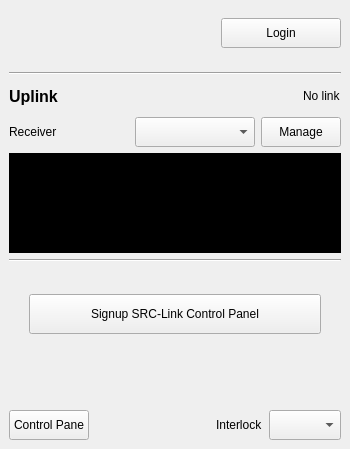
Qt form src/UI/egress-link-dock.ui (OPENSPHERE-Inc/src-link) before a commit.
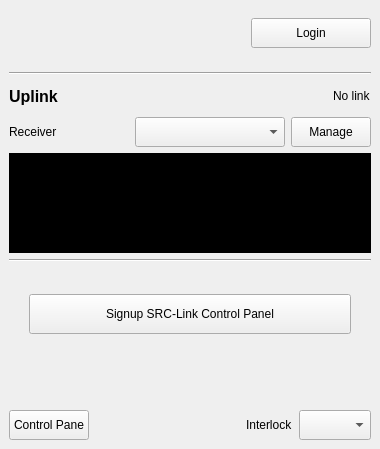
The same form after that commit. Icons and pictures are not drawn.

Commit message: - Implement stream recording. - Improve WebSocket authentication behavior. Logout will be happen when token is expired. Result, reduce infinite reconnecting. - Improve sizing of dock UI. - Add status icon to uplink status (Both of streaming and recording)

What changed in the file:
```diff
--- a/src/UI/egress-link-dock.ui
+++ b/src/UI/egress-link-dock.ui
@@ -6,13 +6,19 @@
    <rect>
     <x>0</x>
     <y>0</y>
-    <width>350</width>
+    <width>380</width>
     <height>449</height>
    </rect>
   </property>
+  <property name="sizePolicy">
+   <sizepolicy hsizetype="Preferred" vsizetype="Minimum">
+    <horstretch>0</horstretch>
+    <verstretch>0</verstretch>
+   </sizepolicy>
+  </property>
   <property name="minimumSize">
    <size>
-    <width>350</width>
+    <width>0</width>
     <height>210</height>
    </size>
   </property>
@@ -36,7 +42,7 @@
     <widget class="QScrollArea" name="scrollArea">
      <property name="minimumSize">
       <size>
-       <width>0</width>
+       <width>380</width>
        <height>0</height>
       </size>
      </property>
@@ -60,10 +66,16 @@
        <rect>
         <x>0</x>
         <y>0</y>
-        <width>350</width>
+        <width>380</width>
         <height>395</height>
        </rect>
       </property>
+      <property name="minimumSize">
+       <size>
+        <width>0</width>
+        <height>0</height>
+       </size>
+      </property>
       <layout class="QVBoxLayout" name="scrollAreaLayout">
        <property name="leftMargin">
         <number>9</number>
@@ -164,6 +176,12 @@
        </item>
        <item>
         <widget class="Line" name="horizontalLine1">
+         <property name="sizePolicy">
+          <sizepolicy hsizetype="Preferred" vsizetype="Fixed">
+           <horstretch>0</horstretch>
+           <verstretch>0</verstretch>
+          </sizepolicy>
+         </property>
          <property name="orientation">
           <enum>Qt::Orientation::Horizontal</enum>
          </property>
```
The commit also changes 15 other files.
